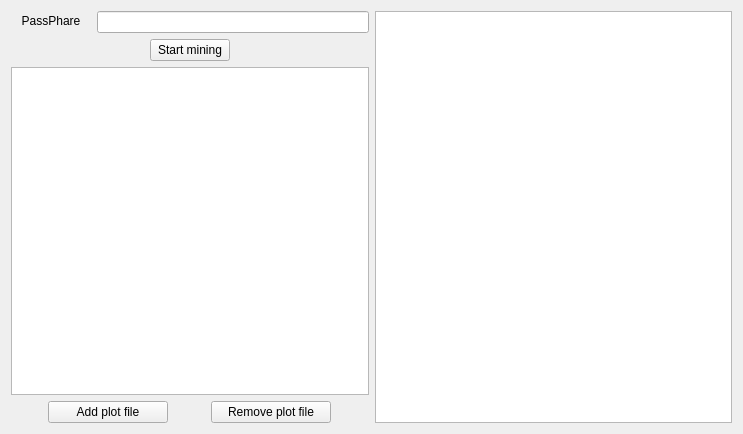
Before: the Qt Designer form src/qt/forms/minerwindow.ui in goomario/btchd, drawn with Qt 5.
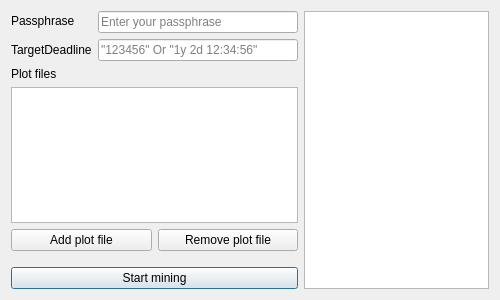
After: the same form once the commit is applied. Icons and pictures are not drawn.

Commit message: update miner console ui

```diff
--- a/src/qt/forms/minerwindow.ui
+++ b/src/qt/forms/minerwindow.ui
@@ -6,26 +6,32 @@
    <rect>
     <x>0</x>
     <y>0</y>
-    <width>743</width>
-    <height>434</height>
+    <width>500</width>
+    <height>300</height>
    </rect>
   </property>
   <property name="minimumSize">
    <size>
-    <width>400</width>
+    <width>500</width>
     <height>300</height>
    </size>
   </property>
   <property name="windowTitle">
    <string>Miner console</string>
   </property>
-  <layout class="QHBoxLayout" name="horizontalLayout_1">
+  <layout class="QHBoxLayout" name="horizontalLayout_1" stretch="0,1">
    <item>
-    <layout class="QVBoxLayout" name="verticalLayout_1">
+    <layout class="QVBoxLayout" name="verticalLayout_1" stretch="0,0,1,0,0,0">
+     <property name="minimumSize" stdset="0">
+      <size>
+       <width>400</width>
+       <height>16777215</height>
+      </size>
+     </property>
      <item>
       <layout class="QGridLayout" name="gridLayout_options">
-       <item row="0" column="0" alignment="Qt::AlignTop">
-        <widget class="QLabel" name="label">
+       <item row="1" column="0" alignment="Qt::AlignTop">
+        <widget class="QLabel" name="passphraseLabel">
          <property name="minimumSize">
           <size>
            <width>80</width>
@@ -33,14 +39,14 @@
           </size>
          </property>
          <property name="text">
-          <string>PassPhare</string>
+          <string>Passphrase</string>
          </property>
          <property name="alignment">
-          <set>Qt::AlignCenter</set>
+          <set>Qt::AlignLeading|Qt::AlignLeft|Qt::AlignVCenter</set>
          </property>
         </widget>
        </item>
-       <item row="0" column="1" alignment="Qt::AlignTop">
+       <item row="1" column="2" alignment="Qt::AlignTop">
         <widget class="QLineEdit" name="passphareLineEdit">
          <property name="minimumSize">
           <size>
@@ -48,49 +54,41 @@
            <height>20</height>
           </size>
          </property>
+         <property name="placeholderText">
+          <string>Enter your passphrase</string>
+         </property>
         </widget>
        </item>
-       <item row="1" column="0" colspan="2" alignment="Qt::AlignHCenter">
-        <widget class="QPushButton" name="switchMiningButton">
-         <property name="sizePolicy">
-          <sizepolicy hsizetype="Preferred" vsizetype="Fixed">
-           <horstretch>0</horstretch>
-           <verstretch>0</verstretch>
-          </sizepolicy>
-         </property>
-         <property name="maximumSize">
-          <size>
-           <width>100</width>
-           <height>16777215</height>
-          </size>
-         </property>
+       <item row="2" column="0">
+        <widget class="QLabel" name="targetDeadlineLabel">
          <property name="text">
-          <string>Start mining</string>
+          <string>TargetDeadline</string>
+         </property>
+        </widget>
+       </item>
+       <item row="2" column="2">
+        <widget class="QLineEdit" name="targetDeadlineLineEdit">
+         <property name="placeholderText">
+          <string>&quot;123456&quot; Or &quot;1y 2d 12:34:56&quot;</string>
          </property>
         </widget>
        </item>
       </layout>
      </item>
      <item>
-      <widget class="QListWidget" name="plotfileList">
-       <property name="maximumSize">
-        <size>
-         <width>16777215</width>
-         <height>16777215</height>
-        </size>
+      <widget class="QLabel" name="plotFileLabel">
+       <property name="text">
+        <string>Plot files</string>
        </property>
       </widget>
      </item>
+     <item>
+      <widget class="QListWidget" name="plotfileList"/>
+     </item>
      <item>
       <layout class="QHBoxLayout" name="horizontalLayout_plotfile">
        <item>
         <widget class="QPushButton" name="addPlotFileButton">
-         <property name="maximumSize">
-          <size>
-           <width>120</width>
-           <height>16777215</height>
-          </size>
-         </property>
          <property name="text">
           <string>Add plot file</string>
          </property>
@@ -98,12 +96,6 @@
        </item>
        <item>
         <widget class="QPushButton" name="removePlotFileButton">
-         <property name="maximumSize">
-          <size>
-           <width>120</width>
-           <height>16777215</height>
-          </size>
-         </property>
          <property name="text">
           <string>Remove plot file</string>
          </property>
@@ -111,10 +103,44 @@
        </item>
       </layout>
      </item>
+     <item>
+      <spacer name="verticalSpacer">
+       <property name="orientation">
+        <enum>Qt::Vertical</enum>
+       </property>
+       <property name="sizeHint" stdset="0">
+        <size>
+         <width>20</width>
+         <height>10</height>
+        </size>
+       </property>
+      </spacer>
+     </item>
+     <item>
+      <widget class="QPushButton" name="switchMiningButton">
+       <property name="text">
+        <string>Start mining</string>
+       </property>
+       <property name="icon">
+        <iconset resource="../bitcoin.qrc">
+         <normaloff>:/icons/tx_mined</normaloff>:/icons/tx_mined</iconset>
+       </property>
+       <property name="default">
+        <bool>true</bool>
+       </property>
+      </widget>
+     </item>
     </layout>
    </item>
    <item>
-    <widget class="QPlainTextEdit" name="logPlainTextEdit"/>
+    <widget class="QPlainTextEdit" name="logPlainTextEdit">
+     <property name="readOnly">
+      <bool>true</bool>
+     </property>
+     <property name="backgroundVisible">
+      <bool>false</bool>
+     </property>
+    </widget>
    </item>
   </layout>
  </widget>
```
